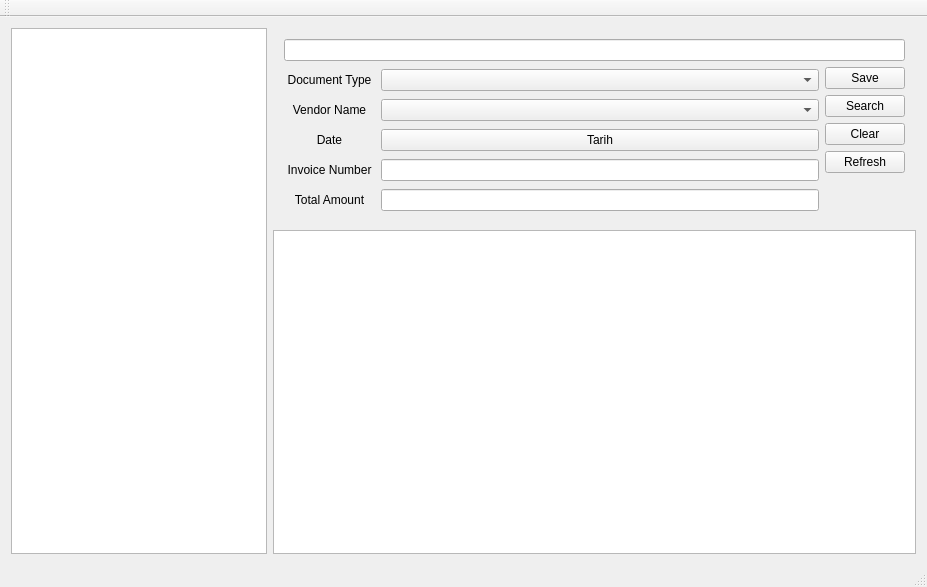
hsudas/QtFtp, file qtftp.ui: the form before one commit.
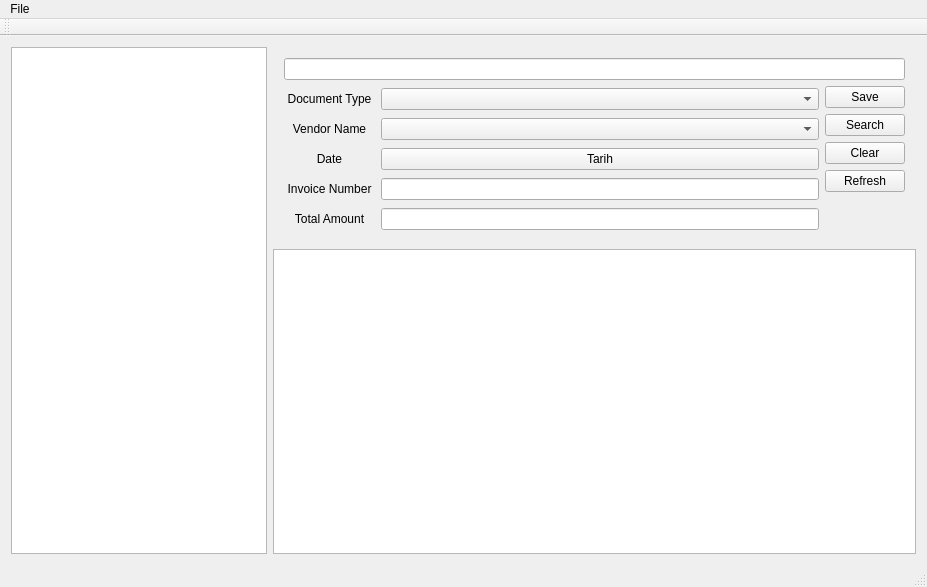
The form after the commit.

```diff
--- a/qtftp.ui
+++ b/qtftp.ui
@@ -186,6 +186,14 @@
      <height>23</height>
     </rect>
    </property>
+   <widget class="QMenu" name="menuFile">
+    <property name="title">
+     <string>File</string>
+    </property>
+    <addaction name="actionAdd_Document_Type"/>
+    <addaction name="actionAdd_Vendor_Name"/>
+   </widget>
+   <addaction name="menuFile"/>
   </widget>
   <widget class="QToolBar" name="mainToolBar">
    <attribute name="toolBarArea">
```
Left out of the diff: 10 changed lines with no effect on the pictures.
